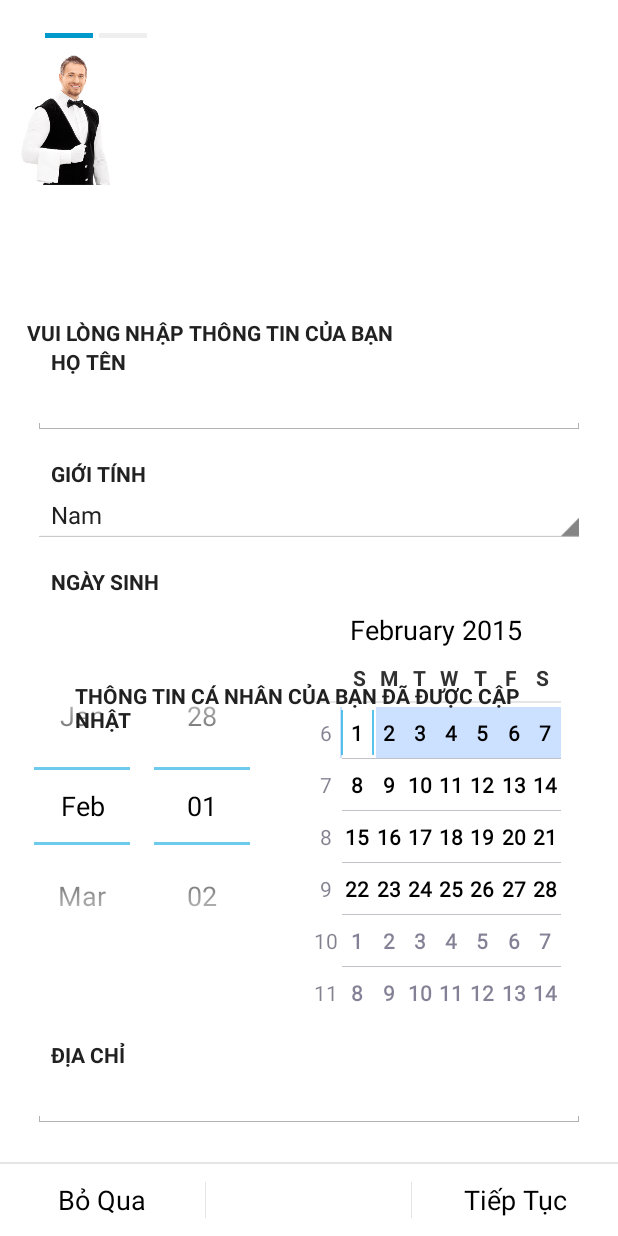
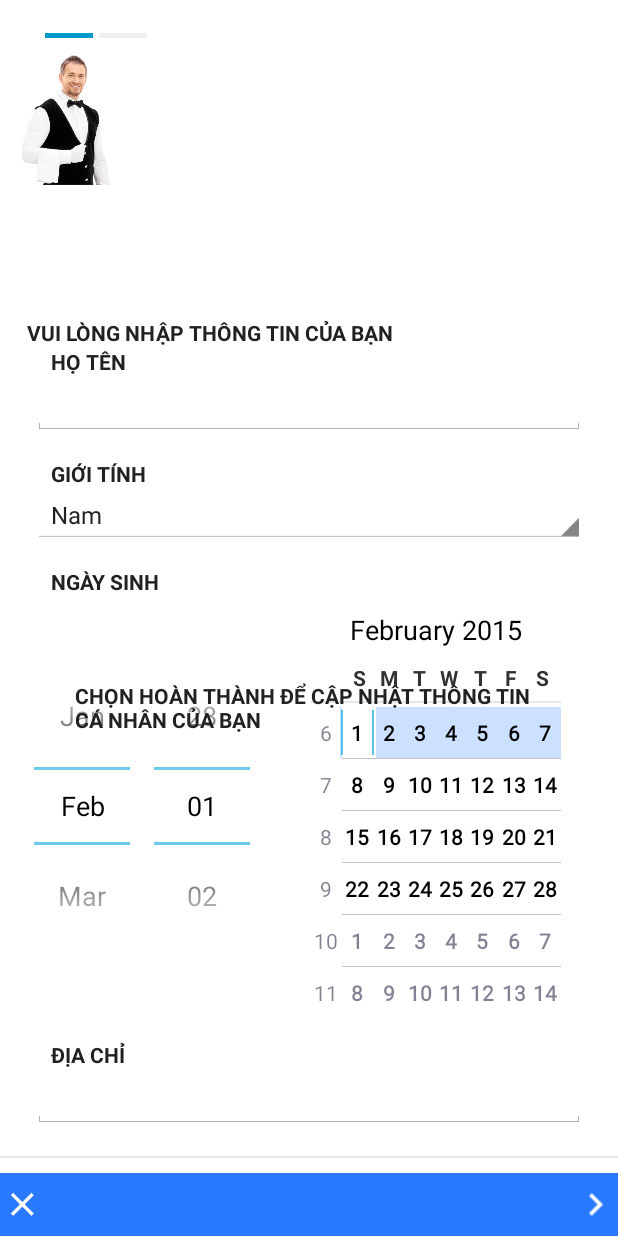
Before and after one commit to MinhNKB/ebutler-capstone-project, an Android app: the fragment FinishWizardFragment placed in its activity, on a phone screen of 412 x 824 dp. Run offline under Robolectric (Android 15) with nearby library versions, the phone set to English and light mode, and no system bars; pictures from the network do not load.

Commit message:
Chỉnh sửa lại bộ nút của trang lấy thông tin

```diff
--- a/app/src/main/java/com/guardian/ebutler/ebutler/wizard/UserWizard.java
+++ b/app/src/main/java/com/guardian/ebutler/ebutler/wizard/UserWizard.java
@@ -29,6 +29,7 @@ import android.util.TypedValue;
 import android.view.View;
 import android.view.ViewGroup;
 import android.widget.Button;
+import android.widget.ImageButton;
 
 import java.util.List;
 
@@ -45,9 +46,9 @@ public class UserWizard extends FragmentActivity implements
 
     private boolean mConsumePageSelectedEvent;
 
-    private Button mDeclButton;
-    private Button mNextButton;
-    private Button mPrevButton;
+    private ImageButton mDeclButton;
+    private ImageButton mNextButton;
+    private ImageButton mPrevButton;
 
     private List<Page> mCurrentPageSequence;
     private StepPagerStrip mStepPagerStrip;
@@ -76,9 +77,9 @@ public class UserWizard extends FragmentActivity implements
             }
         });
 
-        mNextButton = (Button) findViewById(R.id.next_button);
-        mPrevButton = (Button) findViewById(R.id.prev_button);
-        mDeclButton = (Button) findViewById(R.id.decline_button);
+        mNextButton = (ImageButton) findViewById(R.id.next_button);
+        mPrevButton = (ImageButton) findViewById(R.id.prev_button);
+        mDeclButton = (ImageButton) findViewById(R.id.decline_button);
 
         mPager.setOnPageChangeListener(new ViewPager.SimpleOnPageChangeListener() {
             @Override
@@ -199,18 +200,20 @@ public class UserWizard extends FragmentActivity implements
     private void updateBottomBar() {
         int position = mPager.getCurrentItem();
         if (position == mCurrentPageSequence.size()) {
-            mNextButton.setText(R.string.textButtonFinish);
+            mNextButton.setImageResource(R.mipmap.ic_done);
+            /*mNextButton.setText(R.string.textButtonFinish);
             mNextButton.setBackgroundResource(R.drawable.finish_background);
-            mNextButton.setTextAppearance(this, R.style.TextAppearanceFinish);
+            mNextButton.setTextAppearance(this, R.style.TextAppearanceFinish);*/
         } else {
-            mNextButton.setText(mEditingAfterReview
+            mNextButton.setImageResource(R.mipmap.ic_navigate_next);
+          /*  mNextButton.setText(mEditingAfterReview
                     ? R.string.textButtonReview
                     : R.string.textButtonNext);
             mNextButton.setBackgroundResource(R.drawable.selectable_item_background);
             TypedValue v = new TypedValue();
             getTheme().resolveAttribute(android.R.attr.textAppearanceMedium, v, true);
             mNextButton.setTextAppearance(this, v.resourceId);
-            mNextButton.setEnabled(position != mPagerAdapter.getCutOffPage());
+            mNextButton.setEnabled(position != mPagerAdapter.getCutOffPage());*/
         }
 
         mPrevButton.setVisibility(position <= 0 ? View.INVISIBLE : View.VISIBLE);
--- a/app/src/main/res/layout/activity_category_list.xml
+++ b/app/src/main/res/layout/activity_category_list.xml
@@ -25,7 +25,7 @@
             android:maxHeight="50dp"
             android:maxWidth="50dp"
             android:scaleType="fitCenter"
-            android:src="@drawable/butler_placeholder" />
+            android:src="@drawable/butler" />
         <TextView
             android:id="@+id/category_list_textViewButlerSpeech"
             android:visibility="visible"
--- a/app/src/main/res/layout/activity_task_list.xml
+++ b/app/src/main/res/layout/activity_task_list.xml
@@ -23,7 +23,7 @@
             android:maxHeight="50dp"
             android:maxWidth="50dp"
             android:scaleType="fitCenter"
-            android:src="@drawable/butler_placeholder" />
+            android:src="@drawable/butler" />
         <TextView
             android:id="@+id/task_list_textViewButlerSpeech"
             android:visibility="visible"
--- a/app/src/main/res/layout/activity_user_wizard.xml
+++ b/app/src/main/res/layout/activity_user_wizard.xml
@@ -47,38 +47,51 @@
         android:layout_height="1dp"
         android:layout_width="match_parent" />
 
-    <LinearLayout
-        style="?android:attr/buttonBarStyle"
+
+    <RelativeLayout
         android:layout_width="match_parent"
-        android:layout_height="wrap_content"
-        android:orientation="horizontal">
+        android:layout_height="@dimen/taskbar_height"
+        android:gravity="bottom"
+        android:layout_marginTop="10dp"
+        android:background="@color/colorPrimary"
+        >
+        <ImageButton
+            android:layout_width="@dimen/taskbar_iconSize"
+            android:layout_height="match_parent"
+            android:background="@drawable/blue_button"
+            android:src="@mipmap/ic_clear"
+            android:layout_alignParentStart="true"
+            android:layout_alignParentLeft="true"
+            android:layout_centerVertical="true"
+            android:id="@+id/decline_button"
+            android:scaleType="fitCenter"
+            android:adjustViewBounds="true"
+            />
 
-        <Button
-            style="?android:attr/buttonBarButtonStyle"
-            android:background="@drawable/selectable_item_background"
-            android:id="@+id/decline_button"
-            android:layout_width="0dp"
-            android:layout_weight="1"
-            android:layout_height="wrap_content"
-            android:text="@string/textButtonDecline" />
+        <ImageButton
+            android:layout_width="@dimen/taskbar_iconSize"
+            android:layout_height="match_parent"
+            android:background="@drawable/blue_button"
+            android:src="@mipmap/ic_arrow_back"
+            android:layout_centerInParent="true"
+            android:layout_centerVertical="true"
+            android:id="@+id/prev_button"
+            android:scaleType="fitCenter"
+            android:adjustViewBounds="true"
+            />
 
-        <Button
-            style="?android:attr/buttonBarButtonStyle"
-            android:background="@drawable/selectable_item_background"
-            android:id="@+id/prev_button"
-            android:layout_width="0dp"
-            android:layout_weight="1"
-            android:layout_height="wrap_content"
-            android:text="@string/textButtonPrev" />
-
-        <Button
-            style="?android:attr/buttonBarButtonStyle"
-            android:background="@drawable/selectable_item_background"
+        <ImageButton
+            android:layout_width="@dimen/taskbar_iconSize"
+            android:layout_height="match_parent"
+            android:background="@drawable/blue_button"
+            android:src="@mipmap/ic_navigate_next"
+            android:layout_alignParentEnd="true"
+            android:layout_alignParentRight="true"
+            android:layout_centerVertical="true"
             android:id="@+id/next_button"
-            android:layout_width="0dp"
-            android:layout_weight="1"
-            android:layout_height="wrap_content"
-            android:text="@string/textButtonNext" />
-    </LinearLayout>
+            android:scaleType="fitCenter"
+            android:adjustViewBounds="true"
+            />
+    </RelativeLayout>
 
 </LinearLayout>
--- a/app/src/main/res/values/strings.xml
+++ b/app/src/main/res/values/strings.xml
@@ -25,7 +25,7 @@
         Chúc mừng! Bạn đã hoàn tất việc nhập những thông tin cần thiết
     </string>
     <string name="info_finish_butlerConfirm">
-        Thông tin cá nhân của bạn đã được cập nhật
+        Chọn hoàn thành để cập nhật thông tin cá nhân của bạn
     </string>
 
     <string name="user_info_labelName">Họ Tên</string>
```
Also changed, not shown: app/src/main/java/com/guardian/ebutler/ebutler/InfoRequest.java (+5 -4 lines), app/src/main/res/layout/activity_info_request.xml (+32 -25 lines), app/src/main/res/mipmap-hdpi/ic_arrow_back.png (added), app/src/main/res/mipmap-hdpi/ic_navigate_next.png (added), app/src/main/res/mipmap-mdpi/ic_arrow_back.png (added), app/src/main/res/mipmap-mdpi/ic_navigate_next.png (added), app/src/main/res/mipmap-xhdpi/ic_arrow_back.png (added), app/src/main/res/mipmap-xhdpi/ic_navigate_next.png (added), app/src/main/res/mipmap-xxhdpi/ic_arrow_back.png (added), app/src/main/res/mipmap-xxhdpi/ic_navigate_next.png (added), app/src/main/res/mipmap-xxxhdpi/ic_arrow_back.png (added), app/src/main/res/mipmap-xxxhdpi/ic_navigate_next.png (added).
